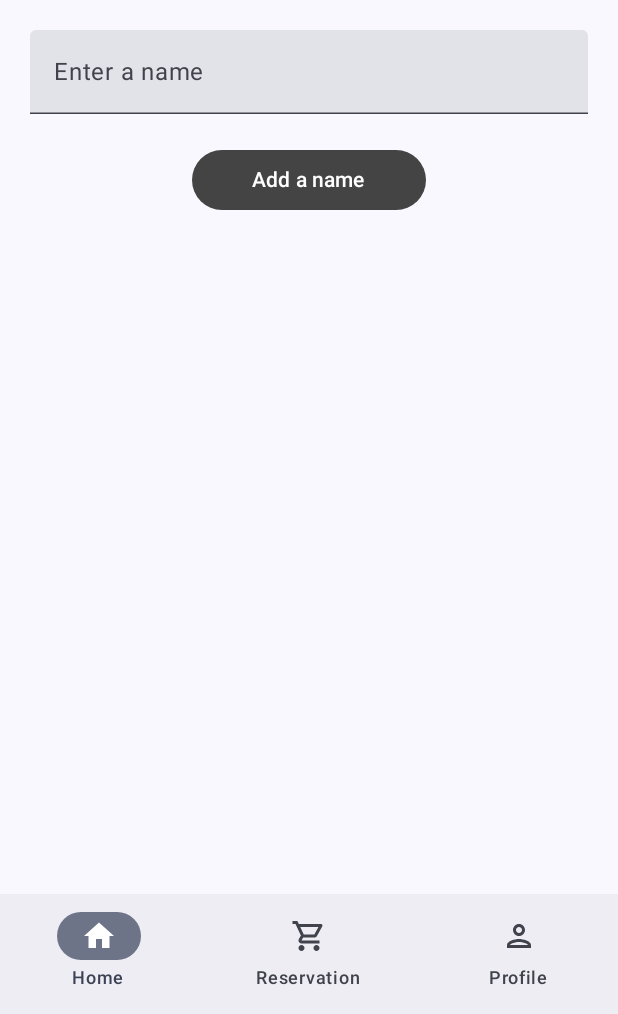
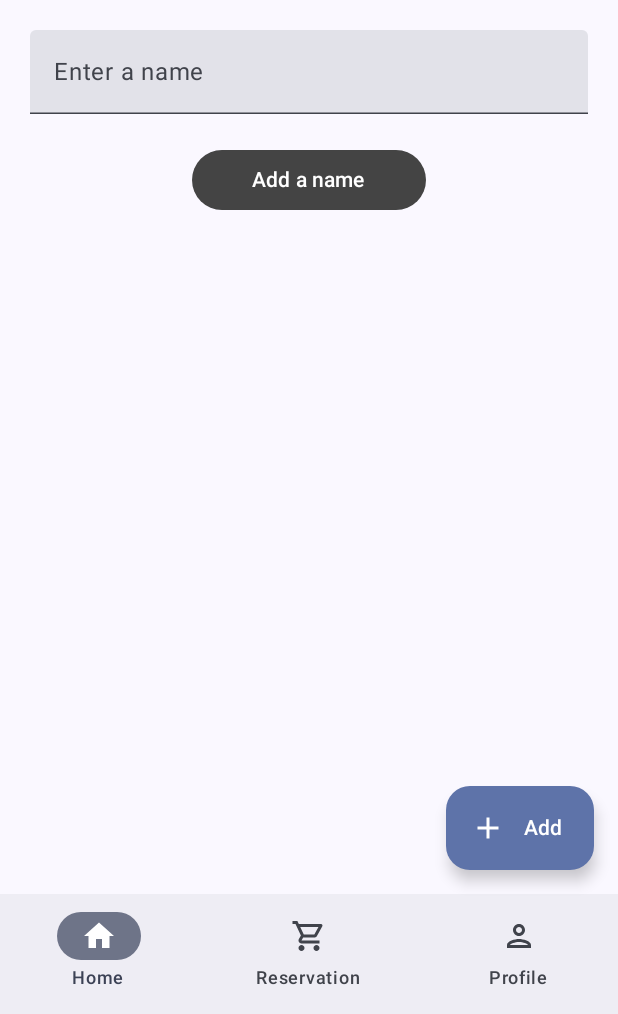
Before and after one commit to doanpt/ComposeLearning, an Android app built with Jetpack Compose: the screen it shows after launch (MainActivity), on a phone screen of 412 x 824 dp, the part 222-1236 px from its top. Run offline under Robolectric (Android 15) with nearby library versions, the phone set to English and light mode, and no system bars.

Commit message:
Add Floating action button

```diff
--- a/app/src/main/java/com/andrew/compose/MainActivity.kt
+++ b/app/src/main/java/com/andrew/compose/MainActivity.kt
@@ -15,6 +15,7 @@ import androidx.compose.foundation.layout.padding
 import androidx.compose.foundation.lazy.LazyColumn
 import androidx.compose.foundation.lazy.items
 import androidx.compose.material.icons.Icons
+import androidx.compose.material.icons.filled.Add
 import androidx.compose.material.icons.filled.Home
 import androidx.compose.material.icons.filled.Menu
 import androidx.compose.material.icons.filled.Person
@@ -26,6 +27,7 @@ import androidx.compose.material.icons.outlined.ShoppingCart
 import androidx.compose.material3.Button
 import androidx.compose.material3.ButtonDefaults
 import androidx.compose.material3.ExperimentalMaterial3Api
+import androidx.compose.material3.ExtendedFloatingActionButton
 import androidx.compose.material3.Icon
 import androidx.compose.material3.IconButton
 import androidx.compose.material3.MaterialTheme
@@ -147,6 +149,14 @@ fun MainScreen() {
                     )
                 }
             }
+        },
+        floatingActionButton = {
+            ExtendedFloatingActionButton(
+                text = { Text("Add") },
+                icon = { Icon(Icons.Filled.Add, contentDescription = "") },
+                onClick = {
+                }
+            )
         }
     ) { paddings ->
         Box(modifier = Modifier.padding(paddings)) {
```
